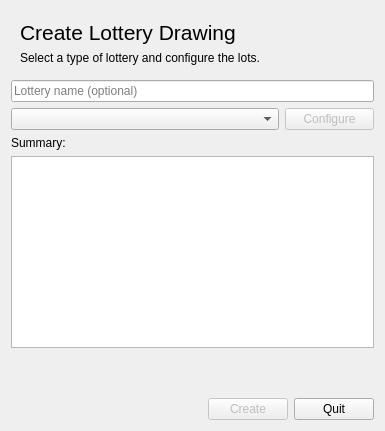
The window that gui/drawingsetupdialog.ui (Soerboe/Urim) describes before a commit, drawn with Qt 5.
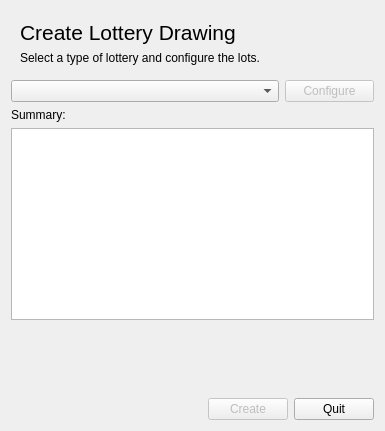
The same window after the commit.

```diff
--- a/gui/drawingsetupdialog.ui
+++ b/gui/drawingsetupdialog.ui
@@ -66,13 +66,6 @@
      </item>
      <item>
       <layout class="QVBoxLayout" name="mainLayout">
-       <item>
-        <widget class="QLineEdit" name="nameEdit">
-         <property name="placeholderText">
-          <string>Lottery name (optional)</string>
-         </property>
-        </widget>
-       </item>
        <item>
         <layout class="QHBoxLayout" name="horizontalLayout" stretch="75,25">
          <item>
```
